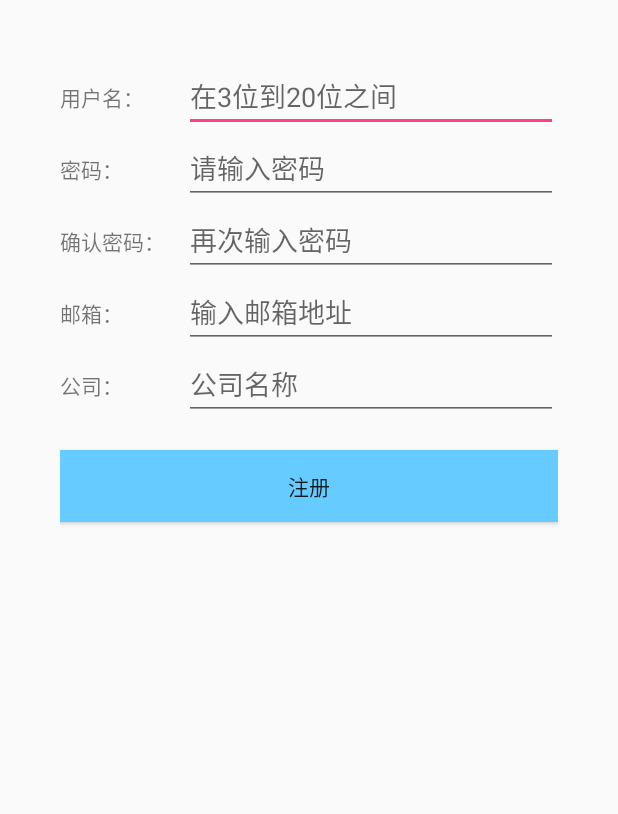
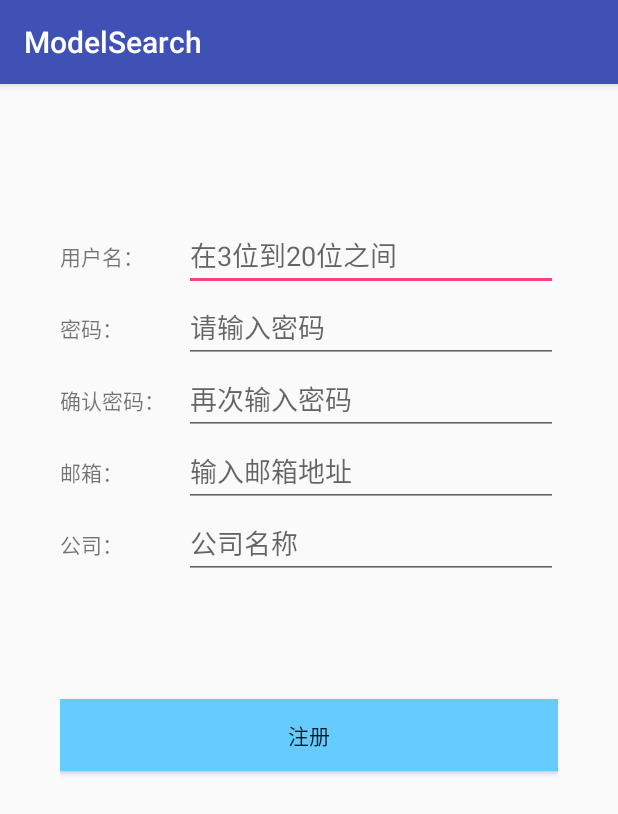
Before and after one commit to lianrenxingyu/ModelSearch2.0, an Android app: the LoginActivity screen opened directly, with no data from a screen before it, after a tap on "新用户注册", on a phone screen of 412 x 824 dp. Shown: the top 814 px of the screen. Run offline under Robolectric (Android 15) with nearby library versions, the phone set to English and light mode, and no system bars.

Commit message:
nobug 界面调整

```diff
--- a/app/src/main/java/com/chenggong/modelsearch/Aty/LoginActivity.java
+++ b/app/src/main/java/com/chenggong/modelsearch/Aty/LoginActivity.java
@@ -1,16 +1,16 @@
 package com.chenggong.modelsearch.Aty;
 
-import android.app.Activity;
 import android.content.Context;
 import android.content.Intent;
 import android.os.Bundle;
+import android.support.v7.app.AppCompatActivity;
 import android.view.View;
 import android.widget.Button;
 import android.widget.TextView;
 
 import com.chenggong.modelsearch.R;
 
-public class LoginActivity extends Activity implements View.OnClickListener {
+public class LoginActivity extends AppCompatActivity implements View.OnClickListener {
 
     TextView tv_register;
     Button btn_login;
--- a/app/src/main/java/com/chenggong/modelsearch/Aty/RegisterActivity.java
+++ b/app/src/main/java/com/chenggong/modelsearch/Aty/RegisterActivity.java
@@ -1,17 +1,16 @@
 package com.chenggong.modelsearch.Aty;
 
-import android.app.Activity;
 import android.content.Context;
 import android.content.Intent;
+import android.os.Bundle;
 import android.support.v7.app.AppCompatActivity;
-import android.os.Bundle;
 import android.view.View;
 import android.widget.Button;
 import android.widget.EditText;
 
 import com.chenggong.modelsearch.R;
 
-public class RegisterActivity extends Activity {
+public class RegisterActivity extends AppCompatActivity {
 
     private Button btn_register;
     private EditText et_userName, et_first_pwd, et_second_pwd, et_email, et_company;
--- a/app/src/main/res/layout/activity_login.xml
+++ b/app/src/main/res/layout/activity_login.xml
@@ -38,7 +38,7 @@
         android:layout_width="match_parent"
         android:layout_height="wrap_content"
         android:layout_below="@+id/password"
-        android:layout_marginTop="30dp"
+        android:layout_marginTop="60dp"
         android:background="@color/lightBlue"
         android:text="登录" />
 
--- a/app/src/main/res/layout/activity_register.xml
+++ b/app/src/main/res/layout/activity_register.xml
@@ -5,7 +5,7 @@
     android:orientation="vertical"
     android:paddingLeft="40dp"
     android:paddingRight="40dp"
-    android:paddingTop="40dp">
+    android:paddingTop="90dp">
 
     <LinearLayout
         android:layout_width="match_parent"
@@ -106,7 +106,7 @@
         android:id="@+id/btn_register"
         android:layout_width="match_parent"
         android:layout_height="wrap_content"
-        android:layout_marginTop="20dp"
+        android:layout_marginTop="80dp"
         android:background="@color/lightBlue"
         android:text="注册" />
 
```
